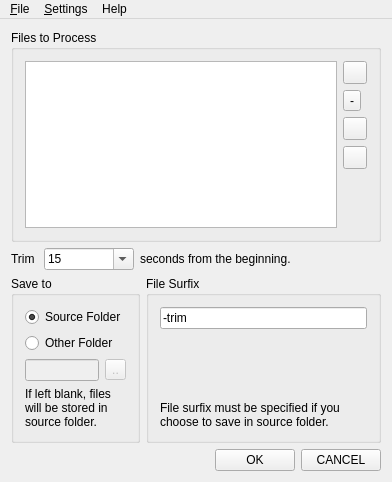
anpho/ffmpeg-ext-tools, file trimstart-GUI/qtproject/ffmpeg-frontend-gui/mainwindow.ui: the form before one commit.
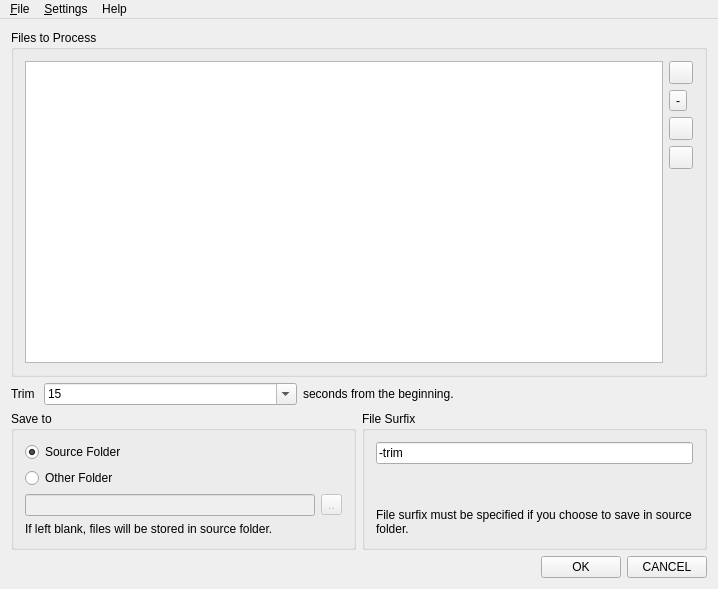
The form after the commit. Icons and pictures are not drawn.

Diff of the .ui file:
```diff
--- a/trimstart-GUI/qtproject/ffmpeg-frontend-gui/mainwindow.ui
+++ b/trimstart-GUI/qtproject/ffmpeg-frontend-gui/mainwindow.ui
@@ -6,8 +6,8 @@
    <rect>
     <x>0</x>
     <y>0</y>
-    <width>392</width>
-    <height>482</height>
+    <width>718</width>
+    <height>589</height>
    </rect>
   </property>
   <property name="windowTitle">
@@ -312,8 +312,8 @@
     <rect>
      <x>0</x>
      <y>0</y>
-     <width>392</width>
-     <height>22</height>
+     <width>718</width>
+     <height>25</height>
     </rect>
    </property>
    <widget class="QMenu" name="menuFile">
```
Left out of the diff: 5 changed lines with no effect on the pictures.
